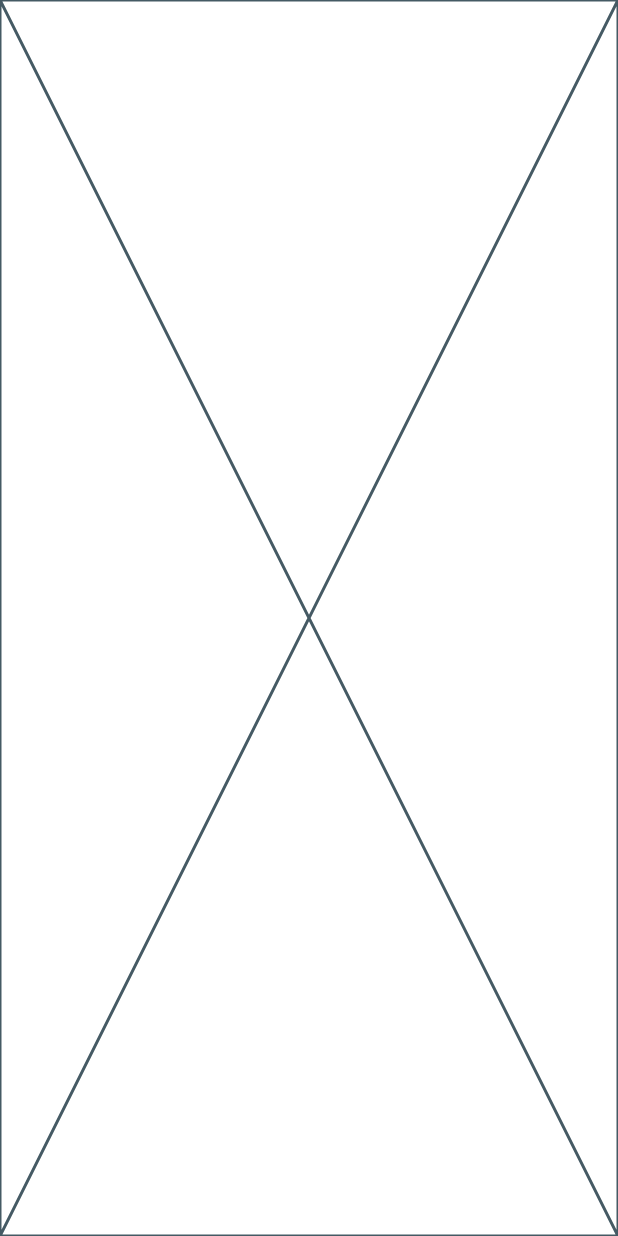
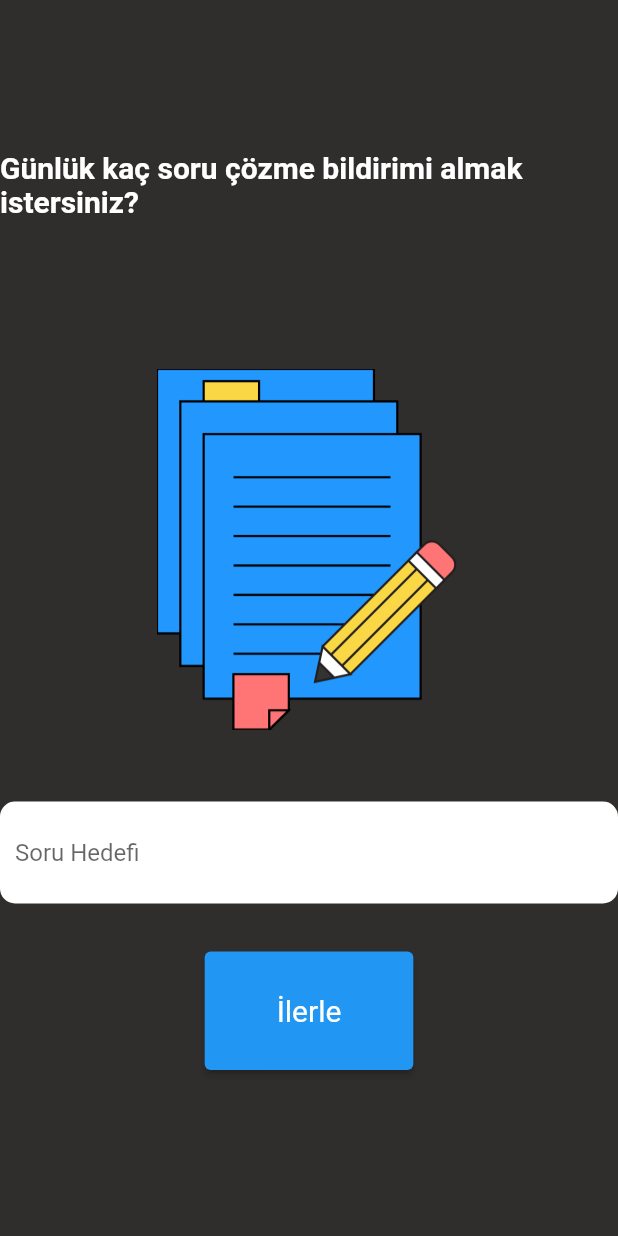
Before and after one commit to denizhanaydinli/kpsssorulab, a Flutter app: the screen it shows after launch, after a tap on "İlerle", on a phone screen of 412 x 824 dp. Run offline on Flutter 3.47's test engine with Material 2 defaults, Android fonts, the light colour scheme and no system bars.

Commit message:
hedefsoru ekranı düzenlendi rsim eklendi textfield alanı eklendi altındaki ilerle butonunun routingi daha yapılmadı

```diff
--- a/lib/hedefsoru.dart
+++ b/lib/hedefsoru.dart
@@ -8,8 +8,78 @@ class HedefScreen extends StatefulWidget {
 }
 
 class _HedefScreenState extends State<HedefScreen> {
+  void _onLoginButtonPressed() {
+    // Burada yapılacak işlem: Kullanıcı adı ve şifreyi kontrol edebilir ve giriş işlemi yapabilirsiniz.
+
+    // Giriş başarılı ise hedef ekranına yönlendirme
+    Navigator.pushReplacement(
+      context,
+      MaterialPageRoute(builder: (context) => HedefScreen()),//burası yeni ekrana yönlendirilecek
+    );
+  }
   @override
   Widget build(BuildContext context) {
-    return const Placeholder();
+    return Scaffold(
+      body: Container(
+        decoration: BoxDecoration(
+          color: Color(0xFF302D2D),
+        ),
+        child: Column(
+          mainAxisAlignment: MainAxisAlignment.center,
+          crossAxisAlignment: CrossAxisAlignment.center,
+          children: <Widget>[
+            Expanded(
+              child: Align(
+                alignment: Alignment.center,
+                child: Column(
+                  children: [
+                    SizedBox(height: 100.0),
+                    Text(
+                      "Günlük kaç soru çözme bildirimi almak istersiniz?",
+                      style: TextStyle(
+                        color: Colors.white, // Yazı rengi beyaz
+                        fontWeight: FontWeight.bold, // Kalın yazı tipi
+                        fontSize: 20.0, // Yazı boyutu
+                      ),
+                    ),
+                    SizedBox(height: 100.0),
+                    Image.asset(
+                      "assets/hedefsoru.png",
+                      scale: 3.0,
+                      fit: BoxFit.scaleDown,
+                    ),
+                    SizedBox(height: 48.0),
+                // Resim ile metin arasında bir boşluk ekler
+                    Container(
+                      width: 600, // Genişlik
+                      padding: EdgeInsets.all(10.0), // İçeriği kenara doğru boşluk bırakır
+                      decoration: BoxDecoration(
+                        color: Colors.white, // Beyaz arka plan rengi
+                        borderRadius: BorderRadius.circular(10.0), // Kenarlığın yuvarlak köşeli olması
+                      ),
+                      child: TextField(
+                        decoration: InputDecoration(
+                          hintText: 'Soru Hedefi',
+                          border: InputBorder.none, // Kenarlığı kaldırır
+                        ),
+                      ),
+                    ),
+                    SizedBox(height: 32.0),
+                    ElevatedButton(
+                      onPressed: _onLoginButtonPressed,
+                      style: ElevatedButton.styleFrom(
+                        padding: EdgeInsets.symmetric(vertical: 28.0, horizontal: 48.0), // Butonun iç boşluğunu ayarlar
+                        textStyle: TextStyle(fontSize: 20.0), // Buton metninin yazı tipi boyutunu ayarlar
+                      ),
+                      child: Text('İlerle'),
+                    )
+                  ],
+                ),
+              ),
+            ),
+          ],
+        ),
+      ),
+    );
   }
 }
```
Also changed, not shown: assets/hedefsoru.png (added).
